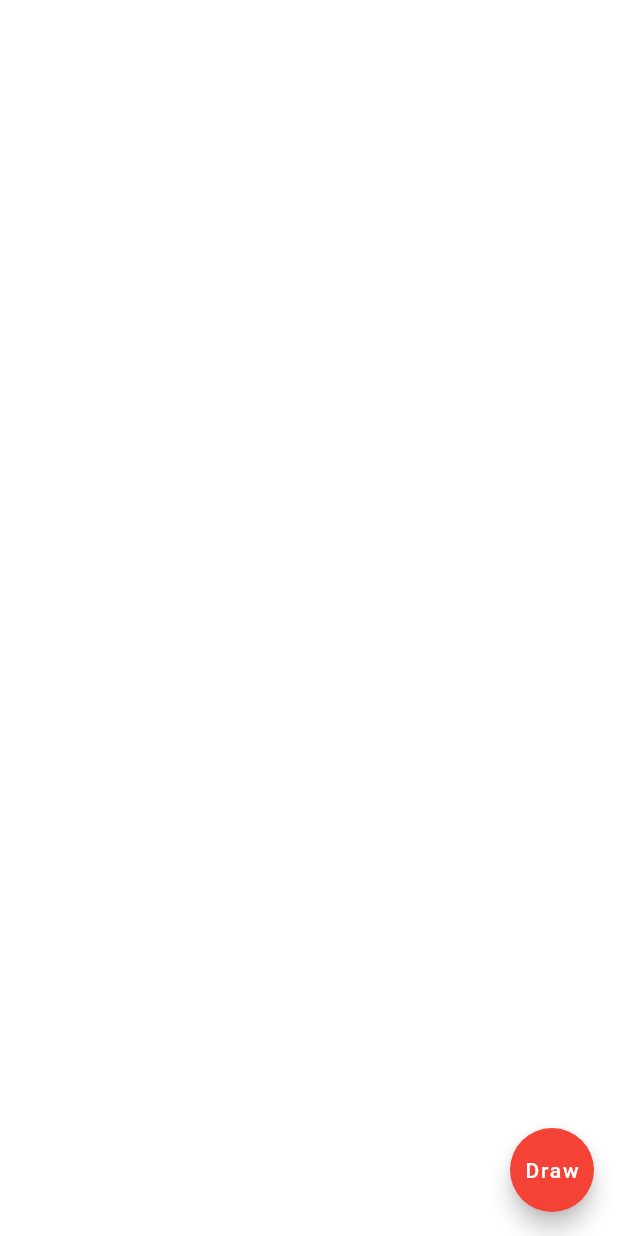
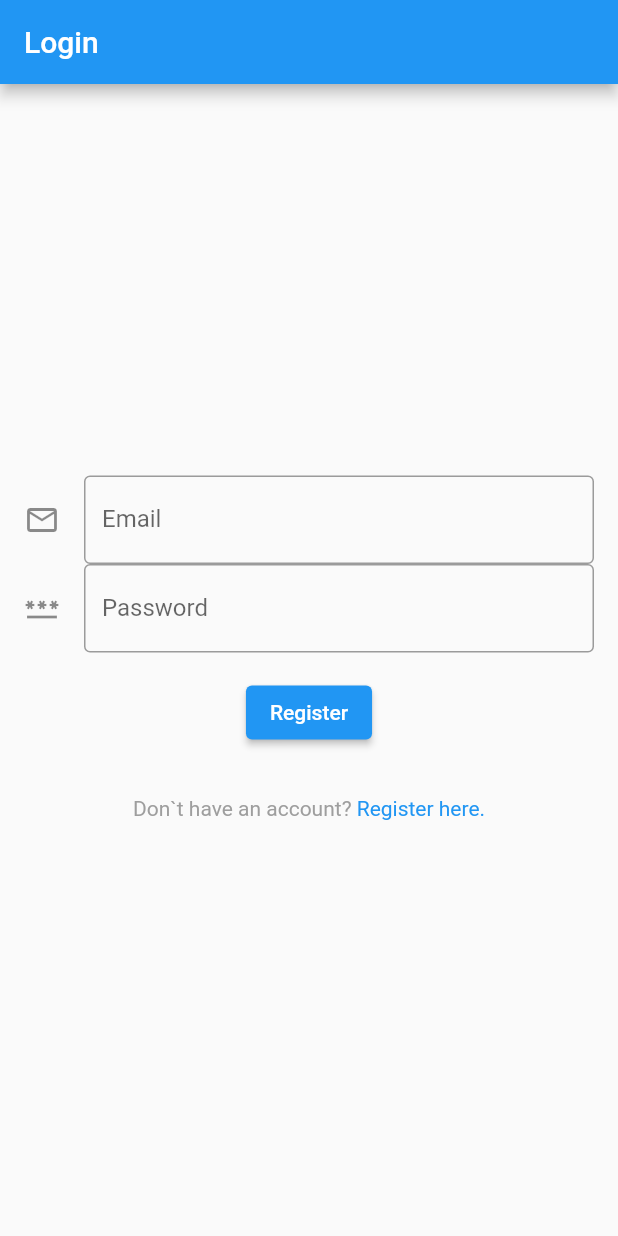
Before and after one commit to Y0ngg4n/fluffy_board, a Flutter app: the screen it shows after launch, on a phone screen of 412 x 824 dp. Run offline on Flutter 3.47's test engine with Material 2 defaults, Android fonts, the phone set to English and light mode, and no system bars; our stand-ins replace email_validator, flutter_pw_validator.

Commit message:
Add Basic Register and Login Form

```diff
--- /dev/null
+++ b/lib/account/Login.dart
@@ -0,0 +1,110 @@
+import 'package:flutter/gestures.dart';
+import 'package:flutter/material.dart';
+import 'dart:ui';
+import 'package:email_validator/email_validator.dart';
+import 'package:flutter_pw_validator/flutter_pw_validator.dart';
+
+class Login extends StatefulWidget {
+  @override
+  _LoginState createState() => _LoginState();
+}
+
+class _LoginState extends State<Login> {
+  @override
+  Widget build(BuildContext context) {
+    return (Scaffold(
+        appBar: AppBar(
+          title: Text("Login"),
+        ),
+        body: Center(
+          child: Padding(
+            padding: const EdgeInsets.all(16),
+            child: LayoutBuilder(
+              builder: (BuildContext context, BoxConstraints constraints) {
+                if (constraints.maxWidth > 600) {
+                  return (FractionallySizedBox(
+                      widthFactor: 0.5, child: LoginForm()));
+                } else {
+                  return (LoginForm());
+                }
+              },
+            ),
+          ),
+        )));
+  }
+}
+
+class LoginForm extends StatefulWidget {
+  @override
+  _LoginFormState createState() => _LoginFormState();
+}
+
+class _LoginFormState extends State<LoginForm> {
+  final _formKey = GlobalKey<FormState>();
+
+  @override
+  Widget build(BuildContext context) {
+    TextStyle defaultStyle = TextStyle(color: Colors.grey);
+    TextStyle linkStyle = TextStyle(color: Colors.blue);
+    final TextEditingController passwordController =
+        new TextEditingController();
+
+    return Form(
+      key: _formKey,
+      child: SingleChildScrollView(
+          child: Column(
+          mainAxisAlignment: MainAxisAlignment.start,
+          children: <Widget>[
+          TextFormField(
+            decoration: const InputDecoration(
+                border: OutlineInputBorder(),
+                icon: Icon(Icons.email_outlined),
+                hintText: "Enter your Email",
+                labelText: "Email"),
+          ),
+          TextFormField(
+            controller: passwordController,
+            decoration: const InputDecoration(
+                border: OutlineInputBorder(),
+                icon: Icon(Icons.password_outlined),
+                hintText: "Enter your Password",
+                labelText: "Password"),
+          ),
+          Padding(
+            padding: const EdgeInsets.all(16),
+            child: ElevatedButton(
+                onPressed: () {
+                  // Validate returns true if the form is valid, or false otherwise.
+                  if (_formKey.currentState!.validate()) {
+                    // If the form is valid, display a snackbar. In the real world,
+                    // you'd often call a server or save the information in a database.
+                    ScaffoldMessenger.of(context).showSnackBar(
+                        SnackBar(content: Text('Creating your Account ...')));
+                  }
+                },
+                child: Text("Register")),
+          ),
+          Padding(
+            padding: const EdgeInsets.all(16),
+            child: RichText(
+              text: TextSpan(
+                style: defaultStyle,
+                children: <TextSpan>[
+                  TextSpan(text: 'Don`t have an account? '),
+                  TextSpan(
+                      text: 'Register here.',
+                      style: linkStyle,
+                      recognizer: TapGestureRecognizer()
+                        ..onTap = () {
+                          print('Register');
+                          Navigator.pushReplacementNamed(context, '/register');
+                        }),
+                ],
+              ),
+            ),
+          ),
+        ],
+      )),
+    );
+  }
+}
--- a/lib/main.dart
+++ b/lib/main.dart
@@ -1,5 +1,7 @@
 import 'package:flutter/material.dart';
 
+import 'account/Login.dart';
+import 'account/Register.dart';
 import 'whiteboard/InfiniteCanvas.dart';
 
 void main() {
@@ -24,7 +26,11 @@ class MyApp extends StatelessWidget {
         // is not restarted.
         primarySwatch: Colors.blue,
       ),
-      home: InfiniteCanvasPage(),
+      routes: {
+        '/register': (context) => Register(),
+        '/login': (context) => Login(),
+      },
+      initialRoute: '/login',
     );
   }
 }
--- a/pubspec.yaml
+++ b/pubspec.yaml
@@ -32,7 +32,8 @@ dependencies:
 dev_dependencies:
   flutter_test:
     sdk: flutter
-
+  email_validator: ^2.0.1
+  flutter_pw_validator: ^1.2.1
 # For information on the generic Dart part of this file, see the
 # following page: https://dart.dev/tools/pub/pubspec
 
```
Also changed, not shown: lib/account/Register.dart (added, +174 -0 lines), lib/templates/CheckboxFormField.dart (added, +32 -0 lines), pubspec.lock.
